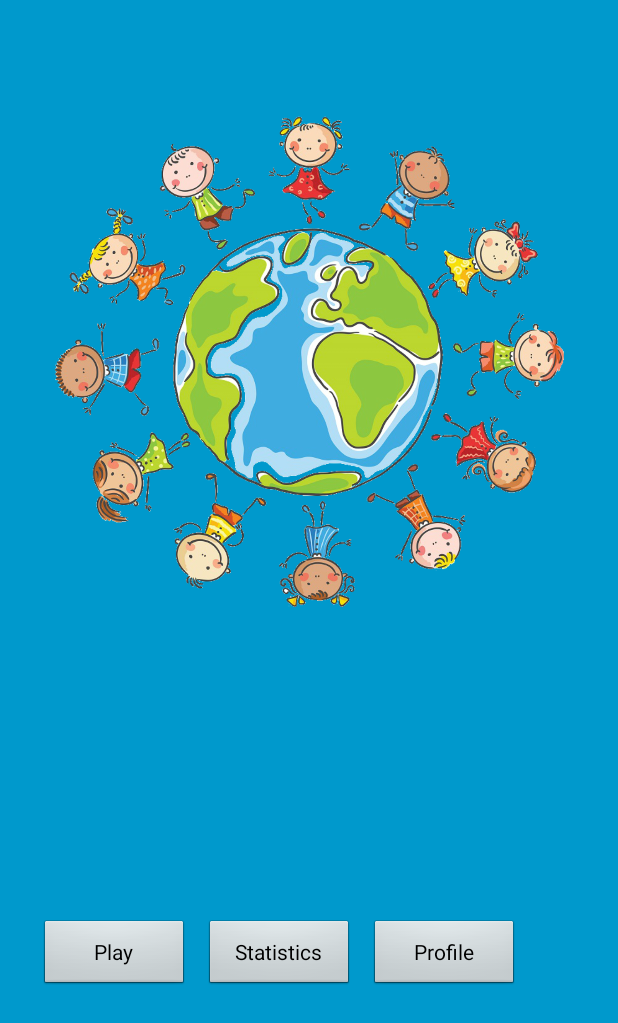
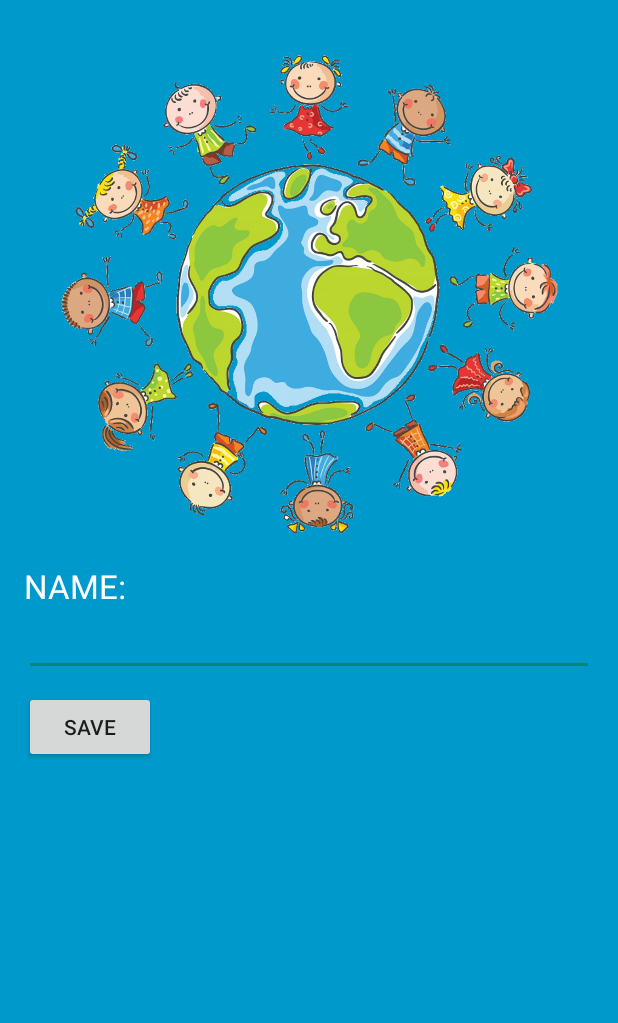
Before and after one commit to paceuniversity/cs3892015team5, an Android app: the screen it shows after launch (ButtonChoose before the commit, ProfileCreateActivity after it), on a phone screen of 412 x 824 dp. Shown: the top 1023 px of the screen. Run offline under Robolectric (Android 15) with nearby library versions, the phone set to English and light mode, and no system bars; 4 statements that could not run were skipped.

Commit message:
Finished profile activity. Need form validations

```diff
--- a/app/src/main/java/com/williamokano/apps/kidsworld/DBHelper.java
+++ b/app/src/main/java/com/williamokano/apps/kidsworld/DBHelper.java
@@ -81,6 +81,7 @@ public class DBHelper extends SQLiteOpenHelper {
     public DBHelper(Context context) {
 
         super(context, DB_NAME, null, DB_VERSION);
+        //myDataBase = this.getWritableDatabase();
         this.context = context;
 
     }
@@ -177,7 +178,7 @@ public class DBHelper extends SQLiteOpenHelper {
 
         //Open the database
         String myPath = DB_PATH + DB_NAME;
-        myDataBase = SQLiteDatabase.openDatabase(myPath, null, SQLiteDatabase.OPEN_READONLY);
+        myDataBase = SQLiteDatabase.openDatabase(myPath, null, SQLiteDatabase.OPEN_READWRITE);
 
     }
 
--- /dev/null
+++ b/app/src/main/java/com/williamokano/apps/kidsworld/ProfileCreateActivity.java
@@ -0,0 +1,52 @@
+package com.williamokano.apps.kidsworld;
+
+import android.app.Activity;
+import android.content.Intent;
+import android.support.v7.app.ActionBarActivity;
+import android.os.Bundle;
+import android.view.Menu;
+import android.view.MenuItem;
+import android.view.View;
+import android.webkit.WebView;
+import android.widget.Button;
+import android.widget.EditText;
+import android.widget.Toast;
+
+import com.williamokano.apps.kidsworld.bll.PlayerBLL;
+import com.williamokano.apps.kidsworld.models.Player;
+
+
+public class ProfileCreateActivity extends Activity {
+
+    Button profile_create_save_btn = null;
+    EditText profile_create_name_txt = null;
+    DBHelper helper = null;
+
+    @Override
+    protected void onCreate(Bundle savedInstanceState) {
+        super.onCreate(savedInstanceState);
+        setContentView(R.layout.activity_profile_create);
+
+        profile_create_save_btn = (Button) findViewById(R.id.profile_create_save_btn);
+        profile_create_name_txt = (EditText) findViewById(R.id.profile_create_name_txt);
+        helper = new DBHelper(this);
+
+        profile_create_save_btn.setOnClickListener(new View.OnClickListener() {
+            @Override
+            public void onClick(View v) {
+                //Player p = PlayerBLL.GetPlayer(helper, profile_create_name_txt.getText().toString());
+                try {
+                    Player p = PlayerBLL.CreatePlayer(helper, profile_create_name_txt.getText().toString());
+                    PlayerBLL.ActualPlayer = p;
+
+                    //Go back to profile screen
+                    Intent selectProfile = new Intent(ProfileCreateActivity.this, SelectProfileActivity.class);
+                    startActivity(selectProfile);
+                    finish(); //Finish this screen to avoid to came back from back button
+                }catch(Exception e) {
+                    Toast.makeText(ProfileCreateActivity.this, e.getMessage(), Toast.LENGTH_SHORT).show();
+                }
+            }
+        });
+    }
+}
--- /dev/null
+++ b/app/src/main/java/com/williamokano/apps/kidsworld/SelectProfileActivity.java
@@ -0,0 +1,85 @@
+package com.williamokano.apps.kidsworld;
+
+import android.app.Activity;
+import android.content.Intent;
+import android.support.v7.app.ActionBarActivity;
+import android.os.Bundle;
+import android.view.Menu;
+import android.view.MenuItem;
+import android.view.View;
+import android.widget.AdapterView;
+import android.widget.ArrayAdapter;
+import android.widget.Button;
+import android.widget.Spinner;
+
+import com.williamokano.apps.kidsworld.bll.PlayerBLL;
+import com.williamokano.apps.kidsworld.models.Player;
+
+import java.util.ArrayList;
+
+
+public class SelectProfileActivity extends Activity {
+
+    Spinner profile_spinner = null;
+    Button select_profile_select_profile_btn = null;
+    Button select_profile_create_new_profile_btn = null;
+
+    @Override
+    protected void onCreate(Bundle savedInstanceState) {
+        super.onCreate(savedInstanceState);
+        setContentView(R.layout.activity_select_profile);
+
+        profile_spinner = (Spinner)findViewById(R.id.profile_spinner);
+        select_profile_select_profile_btn = (Button)findViewById(R.id.select_profile_select_profile_btn);
+        select_profile_create_new_profile_btn = (Button)findViewById(R.id.select_profile_create_new_profile_btn);
+
+        DBHelper dbHelper = new DBHelper(this);
+        ArrayList<Player> players = PlayerBLL.GetPlayers(dbHelper);
+
+        select_profile_select_profile_btn.setOnClickListener(new View.OnClickListener() {
+            @Override
+            public void onClick(View v) {
+                Intent mainMenu = new Intent(SelectProfileActivity.this, ButtonChoose.class);
+                startActivity(mainMenu);
+                finish();
+            }
+        });
+
+        select_profile_create_new_profile_btn.setOnClickListener(new View.OnClickListener() {
+            @Override
+            public void onClick(View v) {
+                Intent createProfile = new Intent(SelectProfileActivity.this, ProfileCreateActivity.class);
+                startActivity(createProfile);
+                finish();
+            }
+        });
+
+        /**
+         * Spinner select
+         */
+        profile_spinner.setOnItemSelectedListener(new AdapterView.OnItemSelectedListener() {
+            @Override
+            public void onItemSelected(AdapterView<?> parent, View view, int position, long id) {
+                PlayerBLL.ActualPlayer = (Player) parent.getSelectedItem();
+            }
+
+            @Override
+            public void onNothingSelected(AdapterView<?> parent) {
+
+            }
+        });
+
+        //Go to create activity
+        if(players.size() == 0) {
+            Intent profileCreate = new Intent(SelectProfileActivity.this, ProfileCreateActivity.class);
+            startActivity(profileCreate);
+            finish(); //Finish to avoid go back here just by the back button.
+        }else {
+            PlayerBLL.ActualPlayer = players.get(0);
+            ArrayAdapter<Player> dataAdapter = new ArrayAdapter<Player>(this,
+                    android.R.layout.simple_spinner_item, players);
+            dataAdapter.setDropDownViewResource(android.R.layout.simple_spinner_dropdown_item);
+            profile_spinner.setAdapter(dataAdapter);
+        }
+    }
+}
--- a/app/src/main/java/com/williamokano/apps/kidsworld/SplashScreen.java
+++ b/app/src/main/java/com/williamokano/apps/kidsworld/SplashScreen.java
@@ -33,7 +33,7 @@ public class SplashScreen extends Activity {
                 /**
                  * Create the intent and start the activity
                  */
-                Intent MainGameIntent = new Intent(SplashScreen.this, ButtonChoose.class);
+                Intent MainGameIntent = new Intent(SplashScreen.this, SelectProfileActivity.class);
                 startActivity(MainGameIntent);
 
                 /**
--- /dev/null
+++ b/app/src/main/res/layout/activity_profile_create.xml
@@ -0,0 +1,43 @@
+<LinearLayout xmlns:android="http://schemas.android.com/apk/res/android"
+    xmlns:tools="http://schemas.android.com/tools"
+    android:layout_width="match_parent"
+    android:layout_height="match_parent"
+    android:background="@android:color/holo_blue_dark"
+    android:orientation="vertical"
+    android:paddingBottom="@dimen/activity_vertical_margin"
+    android:paddingLeft="@dimen/activity_horizontal_margin"
+    android:paddingRight="@dimen/activity_horizontal_margin"
+    android:paddingTop="@dimen/activity_vertical_margin"
+    tools:context="com.williamokano.apps.kidsworld.ProfileCreateActivity">
+
+    <include
+        layout="@layout/background_basic"
+        android:layout_width="match_parent"
+        android:layout_height="360dp" />
+
+    <TextView
+        android:layout_width="match_parent"
+        android:layout_height="wrap_content"
+        android:text="NAME:"
+        android:textColor="@android:color/white"
+        android:textSize="22dp" />
+
+    <EditText
+        android:id="@+id/profile_create_name_txt"
+        android:layout_width="match_parent"
+        android:layout_height="wrap_content" />
+
+    <LinearLayout
+        android:layout_width="match_parent"
+        android:layout_height="wrap_content"
+        android:gravity="left">
+
+        <Button
+            android:id="@+id/profile_create_save_btn"
+            android:layout_marginTop="10dp"
+            android:layout_width="wrap_content"
+            android:layout_height="wrap_content"
+            android:text="SAVE" />
+    </LinearLayout>
+
+</LinearLayout>
--- a/app/src/main/res/values/strings.xml
+++ b/app/src/main/res/values/strings.xml
@@ -12,4 +12,6 @@
     <string name="title_activity_category_list">CategoryList</string>
     <string name="title_activity_quiz_activity">QuizActivity</string>
     <string name="title_activity_selected_items" />
+    <string name="title_activity_select_profile">SelectProfileActivity</string>
+    <string name="title_activity_profile_create">ProfileCreateActivity</string>
 </resources>
```
Also changed, not shown: app/src/main/AndroidManifest.xml (+17 -9 lines), app/src/main/java/com/williamokano/apps/kidsworld/ButtonChoose.java (+10 -9 lines), app/src/main/java/com/williamokano/apps/kidsworld/bll/PlayerBLL.java (added, +87 -0 lines), app/src/main/java/com/williamokano/apps/kidsworld/models/Player.java (+12 -0 lines), app/src/main/res/layout/activity_select_profile.xml (added, +44 -0 lines), app/src/main/res/menu/menu_profile_create.xml (added, +7 -0 lines), app/src/main/res/menu/menu_select_profile.xml (added, +7 -0 lines), 3 other files.
